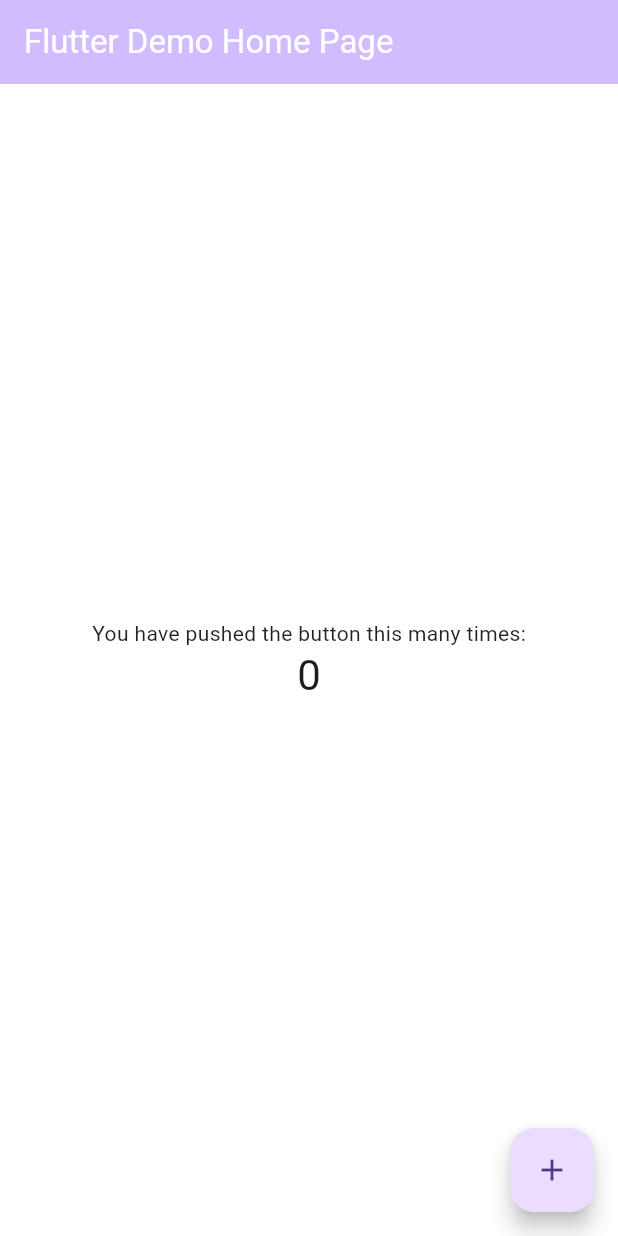
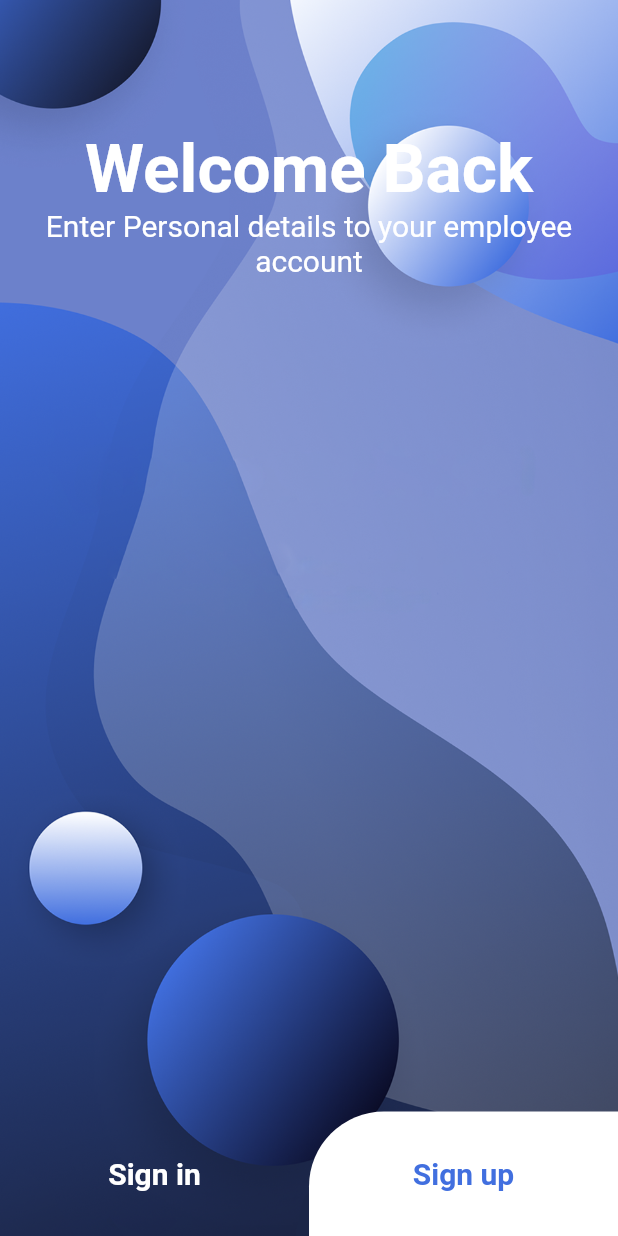
Before and after one commit to nav0713/flutter_ex, a Flutter app: the screen it shows after launch, on a phone screen of 412 x 824 dp. Run offline on Flutter 3.47's test engine with Material 3 defaults, Android fonts, the phone set to English and light mode, and no system bars; our stand-ins replace icons_plus.

Commit message:
UI 1st Challenge

```diff
--- /dev/null
+++ b/devtools_options.yaml
@@ -0,0 +1,3 @@
+description: This file stores settings for Dart & Flutter DevTools.
+documentation: https://docs.flutter.dev/tools/devtools/extensions#configure-extension-enablement-states
+extensions:
--- a/lib/bloc/theme_bloc/theme_bloc.dart
+++ /dev/null
@@ -1,20 +0,0 @@
-import 'package:bloc/bloc.dart';
-import 'package:flutter/material.dart';
-
-part 'theme_event.dart';
-part 'theme_state.dart';
-
-class ThemeBloc extends Bloc<ThemeEvent, ThemeState> {
-  ThemeMode currentTheme = ThemeMode.system;
-  ThemeBloc() : super(ThemeInitial()) {
-
-    on<ChangeTheme>((event, emit) {
-      if(currentTheme == ThemeMode.light) {
-        currentTheme = ThemeMode.dark;
-      } else {
-        currentTheme = ThemeMode.light;
-      }
-      emit(LoadTheme(currentTheme));
-    });
-  }
-}
--- a/lib/bloc/theme_bloc/theme_event.dart
+++ /dev/null
@@ -1,8 +0,0 @@
-part of 'theme_bloc.dart';
-
-@immutable
-sealed class ThemeEvent {}
-
-final class ChangeTheme extends ThemeEvent {
-
-}
--- a/lib/bloc/theme_bloc/theme_state.dart
+++ /dev/null
@@ -1,13 +0,0 @@
-part of 'theme_bloc.dart';
-
-@immutable
-sealed class ThemeState {}
-
-final class ThemeInitial extends ThemeState {
-
-}
-
-class LoadTheme extends ThemeState {
-  final ThemeMode theme;
-  LoadTheme(this.theme);
-}
--- a/lib/main.dart
+++ b/lib/main.dart
@@ -1,9 +1,9 @@
 import 'package:flutter/material.dart';
-import 'package:myapp/bloc/theme_bloc/theme_bloc.dart';
-import 'package:flutter_bloc/flutter_bloc.dart';
-import 'package:myapp/utils/theme.dart';
+import 'package:myapp/screens/welcome_screen.dart';
 
 void main() {
+  // debugPrintRebuildDirtyWidgets = true;
+  // debugRepaintRainbowEnabled = true; // Enables debugging
   runApp(const MyApp());
 }
 
@@ -13,75 +13,28 @@ class MyApp extends StatelessWidget {
   // This widget is the root of your application.
   @override
   Widget build(BuildContext context) {
-    var currentTheme = ThemeMode.system;
-    return BlocProvider(
-      create: (context) => ThemeBloc(),
-      child: BlocBuilder<ThemeBloc, ThemeState>(
-        builder: (context, state) {
-          if (state is ThemeInitial) {
-            currentTheme = ThemeMode.system;
-          }if(state is LoadTheme){
-            currentTheme = state.theme;
-          }
-          return MaterialApp(
-            title: 'Flutter Demo',
-            theme: lightTheme,
-            darkTheme: darkTheme,
-            themeMode: currentTheme,
-            debugShowCheckedModeBanner: false,
-            home: MyHomePage(
-                title: 'Flutter Demo Home Page', theme: currentTheme),
-          );
-        },
+    return MaterialApp(
+      title: 'Flutter Demo',
+      theme: ThemeData(
+        // This is the theme of your application.
+        //
+        // TRY THIS: Try running your application with "flutter run". You'll see
+        // the application has a purple toolbar. Then, without quitting the app,
+        // try changing the seedColor in the colorScheme below to Colors.green
+        // and then invoke "hot reload" (save your changes or press the "hot
+        // reload" button in a Flutter-supported IDE, or press "r" if you used
+        // the command line to start the app).
+        //
+        // Notice that the counter didn't reset back to zero; the application
+        // state is not lost during the reload. To reset the state, use hot
+        // restart instead.
+        //
+        // This works for code too, not just values: Most code changes can be
+        // tested with just a hot reload.
+        colorScheme: ColorScheme.fromSeed(seedColor: Colors.deepPurple),
+        useMaterial3: false,
       ),
+      home: WelcomeScreen(),
     );
   }
 }
-
-class MyHomePage extends StatefulWidget {
-  MyHomePage({super.key, required this.title, required this.theme});
-  final String title;
-  ThemeMode theme;
-
-  @override
-  State<MyHomePage> createState() => _MyHomePageState();
-}
-
-class _MyHomePageState extends State<MyHomePage> {
-  final int _counter = 0;
-
-  @override
-  Widget build(BuildContext context) {
-    return Scaffold(
-      appBar: AppBar(
-        backgroundColor: Theme.of(context).colorScheme.inversePrimary,
-        title: Text(widget.title),
-      ),
-      body: BlocBuilder<ThemeBloc, ThemeState>(
-        builder: (context, state) {
-          return Center(
-            child: Column(
-              mainAxisAlignment: MainAxisAlignment.center,
-              children: <Widget>[
-                const Text(
-                  'You have pushed the button this many times:',
-                ),
-                Text(
-                  '$_counter',
-                  style: Theme.of(context).textTheme.headlineMedium,
-                ),
-              ],
-            ),
-          );
-        },
-      ),
-      floatingActionButton: FloatingActionButton(
-        onPressed: () {
-          context.read<ThemeBloc>().add(ChangeTheme());
-        },
-        tooltip: 'Increment',
-        child: const Icon(Icons.add),
-      ), // This trailing comma makes auto-formatting nicer for build methods.
-    );
-  }
-}
--- /dev/null
+++ b/lib/screens/welcome_screen.dart
@@ -0,0 +1,63 @@
+import 'package:flutter/material.dart';
+import 'package:myapp/screens/signin_screen.dart';
+import 'package:myapp/screens/signup_screen.dart';
+import 'package:myapp/utils/theme.dart';
+import 'package:myapp/widgets/costum_scaffold.dart';
+import 'package:myapp/widgets/welcome_button.dart';
+
+class WelcomeScreen extends StatelessWidget {
+  const WelcomeScreen({super.key});
+
+  @override
+  Widget build(BuildContext context) {
+    return CostumScaffold(
+        child: Column(
+      children: [
+        SizedBox(
+          height: 30,
+        ),
+        Expanded(
+          child: RichText(
+              textAlign: TextAlign.center,
+              text: TextSpan(children: [
+                TextSpan(
+                    text: "Welcome Back \n",
+                    style:
+                        TextStyle(fontSize: 45, fontWeight: FontWeight.w600)),
+                TextSpan(
+                    text: "Enter Personal details to your employee account\n",
+                    style: TextStyle(
+                      fontSize: 20,
+                    ))
+              ])),
+        ),
+        Row(
+          children: [
+            Expanded(
+                child: WelcomeButton(
+              buttonText: "Sign in",
+              color: Colors.transparent,
+              textColor: darkColorScheme.onPrimary,
+              ontap: () {
+                Navigator.push(context, MaterialPageRoute(builder: (BuildContext context){
+                  return SignInScreen();
+                }));
+              },
+            )),
+            Expanded(
+                child: WelcomeButton(
+              buttonText: "Sign up",
+              color: Colors.white,
+              textColor: lightColorScheme.primary,
+              ontap: () {
+                  Navigator.push(context, MaterialPageRoute(builder: (BuildContext context){
+                  return SignUpScreen();
+                }));
+              },
+            ))
+          ],
+        )
+      ],
+    ));
+  }
+}
--- a/lib/utils/theme.dart
+++ b/lib/utils/theme.dart
@@ -1,30 +1,71 @@
 import 'package:flutter/material.dart';
 
-final ThemeData lightTheme = ThemeData(
+const lightColorScheme = ColorScheme(
   brightness: Brightness.light,
-  primarySwatch: Colors.blue,
-  scaffoldBackgroundColor: Colors.white,
-  appBarTheme: AppBarTheme(
-    backgroundColor: Colors.blue,
-    foregroundColor: Colors.white,
-    elevation: 0,
-  ),
-  textTheme: TextTheme(
-    bodyLarge: TextStyle(color: Colors.black),
-    bodyMedium: TextStyle(color: Colors.black87),
+  primary: Color(0xFF416FDF),
+  onPrimary: Color(0xFFFFFFFF),
+  secondary: Color(0xFF6EAEE7),
+  onSecondary: Color(0xFFFFFFFF),
+  error: Color(0xFFBA1A1A),
+  onError: Color(0xFFFFFFFF),
+  shadow: Color(0xFF000000),
+  outlineVariant: Color(0xFFC2C8BC),
+  surface: Color(0xFFF9FAF3),
+  onSurface: Color(0xFF1A1C18),
+);
+
+const darkColorScheme = ColorScheme(
+  brightness: Brightness.dark,
+  primary: Color(0xFF416FDF),
+  onPrimary: Color(0xFFFFFFFF),
+  secondary: Color(0xFF6EAEE7),
+  onSecondary: Color(0xFFFFFFFF),
+  error: Color(0xFFBA1A1A),
+  onError: Color(0xFFFFFFFF),
+  shadow: Color(0xFF000000),
+  outlineVariant: Color(0xFFC2C8BC),
+  surface: Color(0xFFF9FAF3),
+  onSurface: Color(0xFF1A1C18),
+);
+
+ThemeData lightMode = ThemeData(
+  useMaterial3: true,
+  brightness: Brightness.light,
+  colorScheme: lightColorScheme,
+  elevatedButtonTheme: ElevatedButtonThemeData(
+    style: ButtonStyle(
+      backgroundColor: WidgetStateProperty.all<Color>(
+        lightColorScheme.primary, // Slightly darker shade for the button
+      ),
+      foregroundColor:
+          WidgetStateProperty.all<Color>(Colors.white), // text color
+      elevation: WidgetStateProperty.all<double>(5.0), // shadow
+      padding: WidgetStateProperty.all<EdgeInsets>(
+          const EdgeInsets.symmetric(horizontal: 20, vertical: 18)),
+      shape: WidgetStateProperty.all<RoundedRectangleBorder>(
+        RoundedRectangleBorder(
+          borderRadius: BorderRadius.circular(16), // Adjust as needed
+        ),
+      ),
+    ),
   ),
 );
-final ThemeData darkTheme = ThemeData(
+
+ThemeData darkMode = ThemeData(
+  useMaterial3: true,
   brightness: Brightness.dark,
-  primarySwatch: Colors.blue,
-  scaffoldBackgroundColor: Colors.black,
-  appBarTheme: AppBarTheme(
-    backgroundColor: Colors.black,
-    foregroundColor: Colors.white,
-    elevation: 0,
-  ),
-  textTheme: TextTheme(
-    bodyLarge: TextStyle(color: Colors.white),
-    bodyMedium: TextStyle(color: Colors.white70),
-  ),
+  colorScheme: darkColorScheme,
 );
+
+InputDecoration formDecoration() {
+  return InputDecoration(
+      label: Text("Email"),
+      hintText: "Enter email",
+      hintStyle: TextStyle(color: Colors.black26),
+      border: OutlineInputBorder(
+          borderSide: BorderSide(color: Colors.black12),
+          borderRadius: BorderRadius.circular(10)),
+      enabledBorder: OutlineInputBorder(
+          borderSide: BorderSide(color: Colors.black12),
+          borderRadius: BorderRadius.circular(10)));
+}
--- /dev/null
+++ b/lib/widgets/costum_scaffold.dart
@@ -0,0 +1,32 @@
+import 'package:flutter/material.dart';
+
+class CostumScaffold extends StatelessWidget {
+  final Widget child;
+  const CostumScaffold({
+    required this.child,
+    super.key,
+  });
+
+  @override
+  Widget build(BuildContext context) {
+    return Scaffold(
+      extendBodyBehindAppBar: true,
+      appBar: AppBar(
+        backgroundColor: Colors.transparent,
+        elevation: 0,
+      ),
+      body: Stack(
+        children: [
+          Image.asset(
+            'assets/images/bg1.png',
+            fit: BoxFit.cover,
+            width: double.infinity,
+          ),
+          SafeArea(child: child)
+        ],
+
+      ),
+
+    );
+  }
+}
--- /dev/null
+++ b/lib/widgets/welcome_button.dart
@@ -0,0 +1,27 @@
+import 'package:flutter/material.dart';
+
+class WelcomeButton extends StatelessWidget {
+  final String buttonText;
+  final Color color;
+  final Function() ontap;
+  final Color textColor;
+  const WelcomeButton({super.key, required this.buttonText, required this.color,required this.ontap,required this.textColor});
+
+  @override
+  Widget build(BuildContext context) {
+    return GestureDetector(
+      onTap: ontap,
+      child: Container(
+        padding: EdgeInsets.all(30),
+        decoration: BoxDecoration(
+            color: color,
+            borderRadius: BorderRadius.only(topLeft: Radius.circular(50))),
+        child: Text(
+          textAlign: TextAlign.center,
+          buttonText,
+          style: TextStyle(fontSize: 20, fontWeight: FontWeight.bold,color: textColor),
+        ),
+      ),
+    );
+  }
+}
--- a/pubspec.yaml
+++ b/pubspec.yaml
@@ -36,6 +36,7 @@ dependencies:
   cupertino_icons: ^1.0.8
   bloc: ^9.0.0
   flutter_bloc: ^9.1.0
+  icons_plus: ^5.0.0
 
 dev_dependencies:
   flutter_test:
@@ -60,9 +61,8 @@ flutter:
   uses-material-design: true
 
   # To add assets to your application, add an assets section, like this:
-  # assets:
-  #   - images/a_dot_burr.jpeg
-  #   - images/a_dot_ham.jpeg
+  assets:
+    - assets/images/
 
   # An image asset can refer to one or more resolution-specific "variants", see
   # https://flutter.dev/to/resolution-aware-images
```
Also changed, not shown: lib/screens/signin_screen.dart (added, +141 -0 lines), lib/screens/signup_screen.dart (added, +155 -0 lines), assets/images/bg1.png (added), pubspec.lock.
